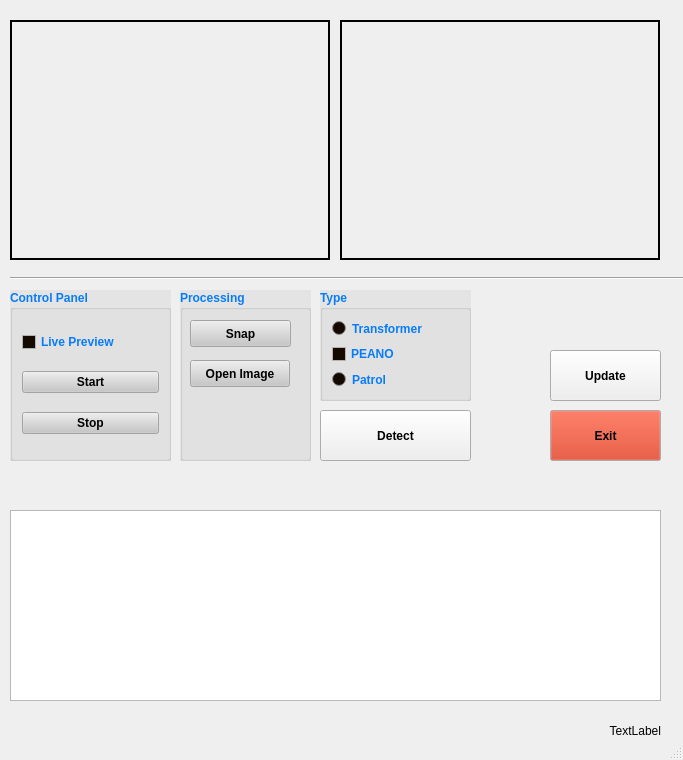
This is main_final.ui in Soulweed/skill-contest as Qt 5 draws it before an edit. The edited form follows.
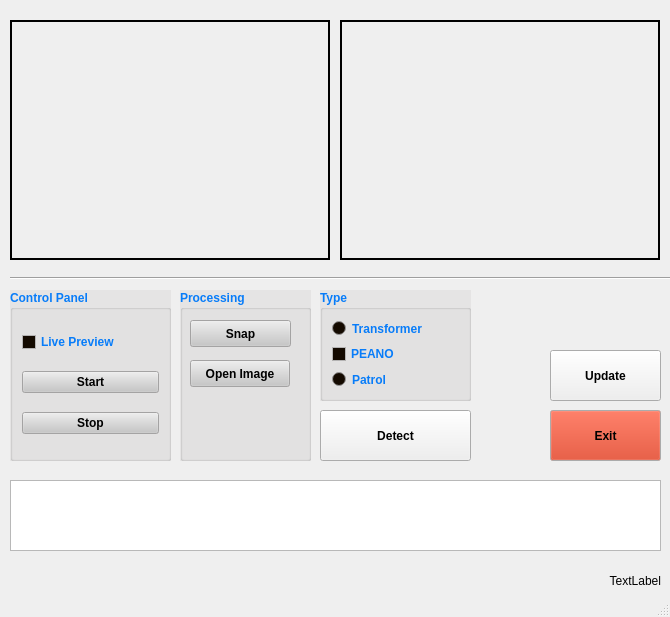
This is the edited form.

What changed in the file:
```diff
--- a/main_final.ui
+++ b/main_final.ui
@@ -6,8 +6,8 @@
    <rect>
     <x>0</x>
     <y>0</y>
-    <width>683</width>
-    <height>760</height>
+    <width>670</width>
+    <height>617</height>
    </rect>
   </property>
   <property name="windowTitle">
@@ -1519,9 +1519,9 @@
     <property name="geometry">
      <rect>
       <x>10</x>
-      <y>510</y>
+      <y>480</y>
       <width>651</width>
-      <height>191</height>
+      <height>71</height>
      </rect>
     </property>
    </widget>
@@ -1529,7 +1529,7 @@
     <property name="geometry">
      <rect>
       <x>480</x>
-      <y>720</y>
+      <y>570</y>
       <width>181</width>
       <height>21</height>
      </rect>
```
Left out of the diff: 2 changed lines with no effect on the pictures.
